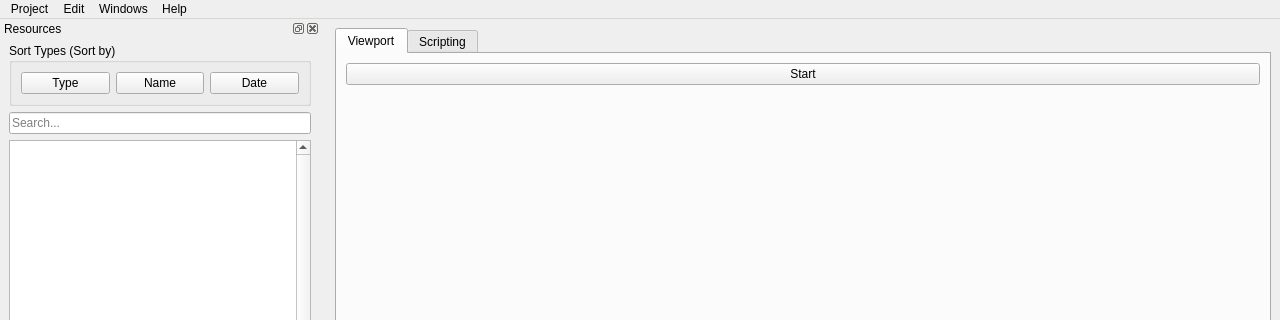
Above: ApplicationEngine/docs/untitled.ui from RedEgs/Cats-Citrus-Attack-TD before the change; both pictures show x 0 to 1280 and y 0 to 320 of the 1280 by 752 pixel window. Below: the same form after it.
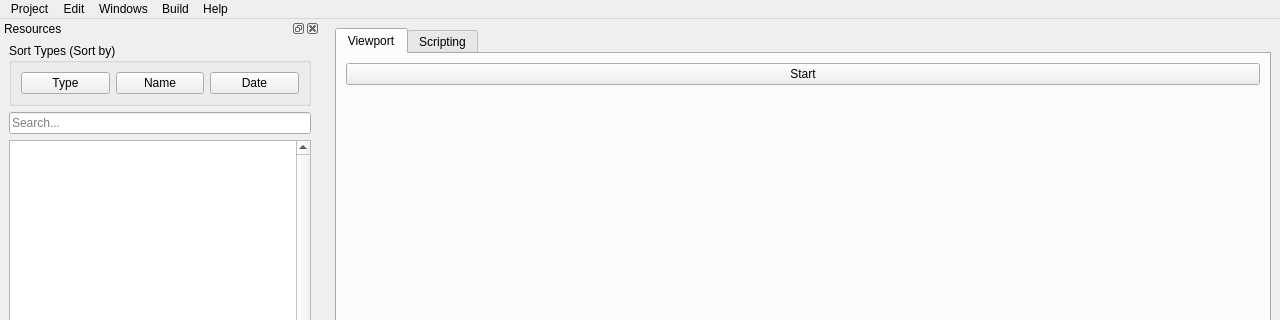
That is the form after the change. Icons and pictures are not drawn. Custom widgets are drawn as their Qt base class.

The edit to the form file:
```diff
--- a/ApplicationEngine/docs/untitled.ui
+++ b/ApplicationEngine/docs/untitled.ui
@@ -313,9 +313,15 @@
     <addaction name="actionReplace"/>
     <addaction name="separator"/>
    </widget>
+   <widget class="QMenu" name="menuBuild">
+    <property name="title">
+     <string>Build</string>
+    </property>
+   </widget>
    <addaction name="project_button"/>
    <addaction name="menuEdit"/>
    <addaction name="windows_button"/>
+   <addaction name="menuBuild"/>
    <addaction name="help_button"/>
   </widget>
   <widget class="QDockWidget" name="console_dock">
```
Left out of the diff: 60 changed lines with no effect on the pictures.
